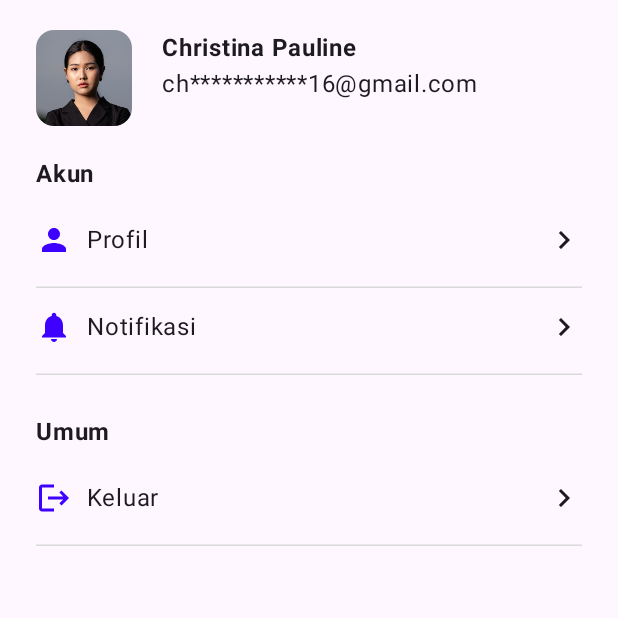
After one commit to BlueSense-by-ByteTeam/bluesense-android, an Android app built with Jetpack Compose: the composable ProfileScreen shown on its own in the app's theme, on a phone screen of 412 x 824 dp, the top half of it. The commit adds this screen. Run offline under Robolectric (Android 15) with nearby library versions, the phone set to English and light mode, and no system bars.

Commit message:
add ProfileScreen

```diff
--- /dev/null
+++ b/app/src/main/java/com/byteteam/bluesense/core/helper/Compose.kt
@@ -0,0 +1,28 @@
+package com.byteteam.bluesense.core.helper
+
+import androidx.compose.ui.Modifier
+import androidx.compose.ui.composed
+import androidx.compose.ui.draw.drawBehind
+import androidx.compose.ui.geometry.Offset
+import androidx.compose.ui.graphics.Color
+import androidx.compose.ui.platform.LocalDensity
+import androidx.compose.ui.unit.Dp
+
+fun Modifier.bottomBorder(strokeWidth: Dp, color: Color) = composed(
+    factory = {
+        val density = LocalDensity.current
+        val strokeWidthPx = density.run { strokeWidth.toPx() }
+
+        Modifier.drawBehind {
+            val width = size.width
+            val height = size.height - strokeWidthPx/2
+
+            drawLine(
+                color = color,
+                start = Offset(x = 0f, y = height),
+                end = Offset(x = width , y = height),
+                strokeWidth = strokeWidthPx
+            )
+        }
+    }
+)
--- /dev/null
+++ b/app/src/main/java/com/byteteam/bluesense/core/presentation/views/profile/ProfileScreen.kt
@@ -0,0 +1,82 @@
+package com.byteteam.bluesense.core.presentation.views.profile
+
+import androidx.compose.foundation.Image
+import androidx.compose.foundation.layout.Arrangement
+import androidx.compose.foundation.layout.Box
+import androidx.compose.foundation.layout.Column
+import androidx.compose.foundation.layout.Row
+import androidx.compose.foundation.layout.Spacer
+import androidx.compose.foundation.layout.fillMaxSize
+import androidx.compose.foundation.layout.fillMaxWidth
+import androidx.compose.foundation.layout.height
+import androidx.compose.foundation.layout.padding
+import androidx.compose.foundation.layout.size
+import androidx.compose.foundation.shape.RoundedCornerShape
+import androidx.compose.material.icons.Icons
+import androidx.compose.material.icons.filled.ChevronRight
+import androidx.compose.material.icons.filled.Logout
+import androidx.compose.material.icons.filled.Notifications
+import androidx.compose.material.icons.filled.Person
+import androidx.compose.material3.Icon
+import androidx.compose.material3.MaterialTheme
+import androidx.compose.material3.Scaffold
+import androidx.compose.material3.Surface
+import androidx.compose.material3.Text
+import androidx.compose.runtime.Composable
+import androidx.compose.ui.Modifier
+import androidx.compose.ui.text.font.FontWeight
+import androidx.compose.ui.tooling.preview.Preview
+import androidx.compose.ui.unit.dp
+import androidx.navigation.NavHostController
+import androidx.navigation.compose.rememberNavController
+import com.byteteam.bluesense.core.presentation.views.profile.widgets.ActionMenuItem
+import com.byteteam.bluesense.core.presentation.views.profile.widgets.ProfilePic
+import com.byteteam.bluesense.ui.theme.BlueSenseTheme
+
+@Composable
+fun ProfileScreen(
+    navHostController: NavHostController = rememberNavController(),
+    modifier: Modifier = Modifier
+) {
+    Scaffold { padding ->
+        Column(
+            modifier
+                .padding(padding)
+                .padding(horizontal = 24.dp)
+                .padding(top = 20.dp)
+        ) {
+            Row(horizontalArrangement = Arrangement.spacedBy(20.dp), modifier = Modifier
+                .fillMaxWidth()
+                .padding(bottom = 20.dp)) {
+                ProfilePic()
+                Column {
+                    Text(text = "Christina Pauline", fontWeight = FontWeight.Bold)
+                    Text(text = "ch***********16@gmail.com")
+                }
+            }
+            Column(Modifier.padding(bottom = 26.dp)) {
+                Text(text = "Akun", fontWeight = FontWeight.Bold, modifier = Modifier.padding(bottom=20.dp))
+                Column(verticalArrangement = Arrangement.spacedBy(14.dp)) {
+                    ActionMenuItem(icon = Icons.Default.Person, title = "Profil")
+                    ActionMenuItem(icon = Icons.Default.Notifications, title = "Notifikasi")
+                }
+            }
+            Column {
+                Text(text = "Umum", fontWeight = FontWeight.Bold, modifier = Modifier.padding(bottom=20.dp))
+                Column(verticalArrangement = Arrangement.spacedBy(14.dp)) {
+                    ActionMenuItem(icon = Icons.Default.Logout, title = "Keluar")
+                }
+            }
+        }
+    }
+}
+
+@Preview
+@Composable
+private fun PreviewProfileScreen(){
+    BlueSenseTheme {
+        Surface {
+            ProfileScreen()
+        }
+    }
+}
--- /dev/null
+++ b/app/src/main/java/com/byteteam/bluesense/core/presentation/views/profile/widgets/ActionMenuItem.kt
@@ -0,0 +1,34 @@
+package com.byteteam.bluesense.core.presentation.views.profile.widgets
+
+import androidx.compose.foundation.layout.Row
+import androidx.compose.foundation.layout.Spacer
+import androidx.compose.foundation.layout.fillMaxWidth
+import androidx.compose.foundation.layout.height
+import androidx.compose.foundation.layout.padding
+import androidx.compose.material.icons.Icons
+import androidx.compose.material.icons.filled.ChevronRight
+import androidx.compose.material.icons.filled.Person
+import androidx.compose.material3.Icon
+import androidx.compose.material3.MaterialTheme
+import androidx.compose.material3.Text
+import androidx.compose.runtime.Composable
+import androidx.compose.ui.Modifier
+import androidx.compose.ui.graphics.Color
+import androidx.compose.ui.graphics.vector.ImageVector
+import androidx.compose.ui.unit.dp
+import com.byteteam.bluesense.core.helper.bottomBorder
+
+@Composable
+fun ActionMenuItem(
+    icon: ImageVector,
+    title: String,
+    onTap: () -> Unit = {},
+    modifier: Modifier = Modifier
+){
+    Row(modifier.fillMaxWidth().height(44.dp).bottomBorder(1.dp, Color(0xFFDADADA))) {
+        Icon(imageVector = icon, tint = MaterialTheme.colorScheme.primary, contentDescription = null)
+        Text(text = title, modifier = Modifier.padding(start = 10.dp))
+        Spacer(modifier = Modifier.weight(1f))
+        Icon(imageVector = Icons.Default.ChevronRight, contentDescription = null)
+    }
+}
--- /dev/null
+++ b/app/src/main/java/com/byteteam/bluesense/core/presentation/views/profile/widgets/ProfilePic.kt
@@ -0,0 +1,39 @@
+package com.byteteam.bluesense.core.presentation.views.profile.widgets
+
+import androidx.compose.foundation.Image
+import androidx.compose.foundation.layout.Box
+import androidx.compose.foundation.layout.Column
+import androidx.compose.foundation.layout.Row
+import androidx.compose.foundation.layout.fillMaxSize
+import androidx.compose.foundation.layout.size
+import androidx.compose.foundation.shape.RoundedCornerShape
+import androidx.compose.material3.Text
+import androidx.compose.runtime.Composable
+import androidx.compose.ui.Alignment
+import androidx.compose.ui.Modifier
+import androidx.compose.ui.draw.clip
+import androidx.compose.ui.layout.ContentScale
+import androidx.compose.ui.res.painterResource
+import androidx.compose.ui.res.stringResource
+import androidx.compose.ui.text.font.FontWeight
+import androidx.compose.ui.unit.dp
+import com.byteteam.bluesense.R
+
+@Composable
+fun ProfilePic(modifier: Modifier = Modifier) {
+    Box(
+        modifier = modifier
+            .clip(RoundedCornerShape(12.dp))
+            .size(64.dp)
+    ) {
+        Image(
+            painter = painterResource(id = R.drawable.profile_pic),
+            contentDescription = stringResource(
+                R.string.profile_pic
+            ),
+            contentScale = ContentScale.Crop,
+            alignment = Alignment.Center,
+            modifier = Modifier.fillMaxSize()
+        )
+    }
+}
--- a/app/src/main/res/values-night/strings.xml
+++ b/app/src/main/res/values-night/strings.xml
@@ -82,4 +82,5 @@
     <string name="instagram_icon">instagram icon</string>
     <string name="lets_check_your_water_with_bluesense">Ayo mulai cek kualitas airmu dengan Bluesense sekarang!</string>
     <string name="notification">Notifikasi</string>
+    <string name="profile_pic">profile pic</string>
 </resources>
--- a/app/src/main/res/values-v31/strings.xml
+++ b/app/src/main/res/values-v31/strings.xml
@@ -82,4 +82,5 @@
     <string name="instagram_icon">instagram icon</string>
     <string name="lets_check_your_water_with_bluesense">Ayo mulai cek kualitas airmu dengan Bluesense sekarang!</string>
     <string name="notification">Notifikasi</string>
+    <string name="profile_pic">profile pic</string>
 </resources>
--- a/app/src/main/res/values/strings.xml
+++ b/app/src/main/res/values/strings.xml
@@ -83,4 +83,5 @@
     <string name="instagram_icon">instagram icon</string>
     <string name="lets_check_your_water_with_bluesense">Ayo mulai cek kualitas airmu dengan Bluesense sekarang!</string>
     <string name="notification">Notifikasi</string>
+    <string name="profile_pic">profile pic</string>
 </resources>
```
Also changed, not shown: app/src/main/res/drawable-nodpi/profile_pic.png (added).
